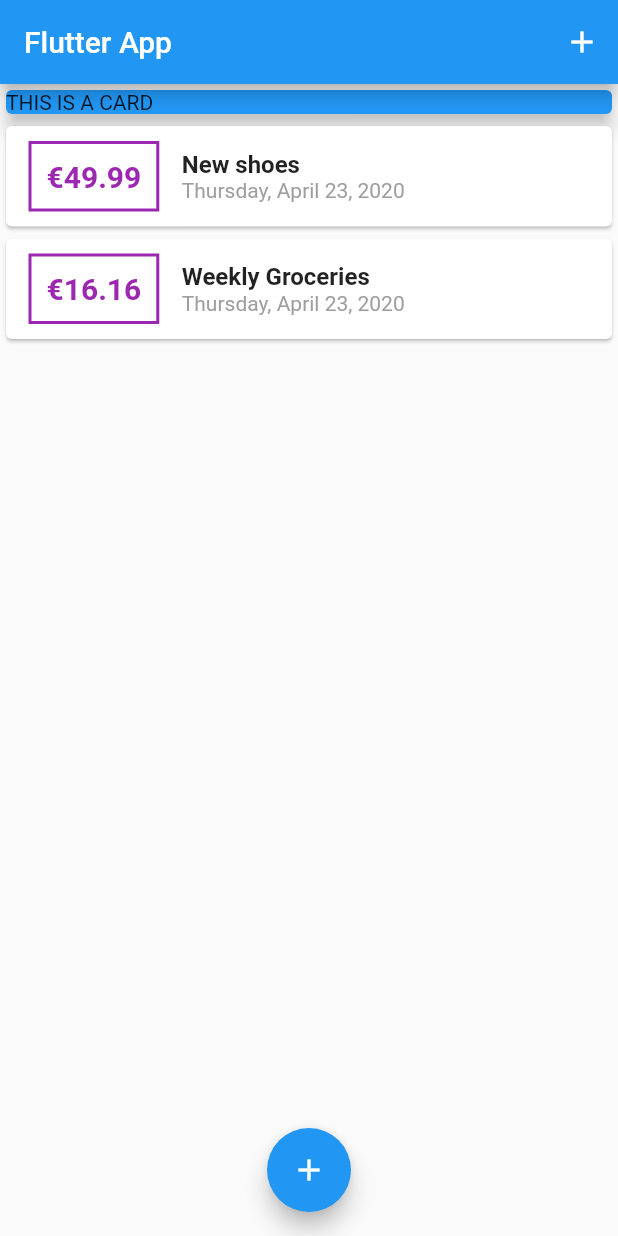
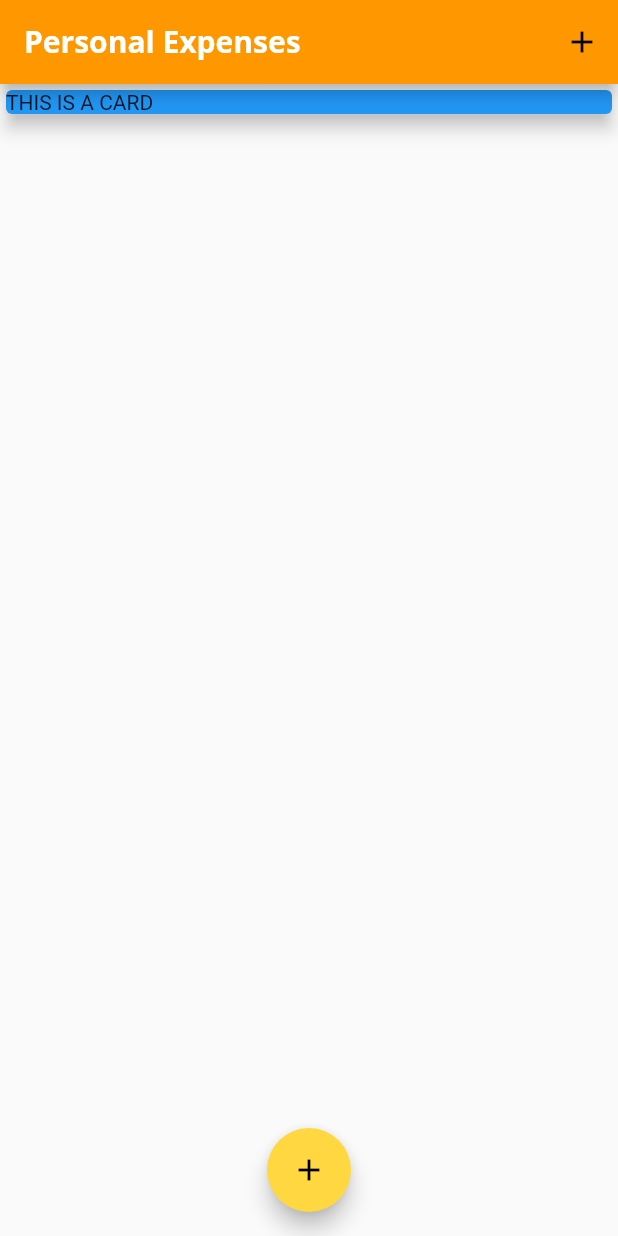
Before and after one commit to FilipePaiz/NoMoreWaste, a Flutter app: the screen it shows after launch, on a phone screen of 412 x 824 dp. Run offline on Flutter 3.47's test engine with Material 2 defaults, Android fonts, the phone set to English and light mode, and no system bars.

Commit message:
Added styles and themes

```diff
--- a/lib/main.dart
+++ b/lib/main.dart
@@ -11,7 +11,28 @@ class MyApp extends StatelessWidget {
   @override
   Widget build(BuildContext context) {
     return MaterialApp(
-      title: 'Flutter App',
+      title: 'Personal Expenses',
+      theme: ThemeData(
+        primarySwatch: Colors.orange,
+        accentColor: Colors.amberAccent,
+        fontFamily: 'QuickSand',
+        textTheme: ThemeData.light().textTheme.copyWith(
+              title: TextStyle(
+                fontFamily: 'OpenSans',
+                fontWeight: FontWeight.bold,
+                fontSize: 18,
+              ),
+            ),
+        appBarTheme: AppBarTheme(
+          textTheme: ThemeData.light().textTheme.copyWith(
+                title: TextStyle(
+                  fontFamily: 'OpenSans',
+                  fontSize: 20,
+                  fontWeight: FontWeight.bold,
+                ),
+              ),
+        ),
+      ),
       home: MyHomePage(),
     );
   }
@@ -23,20 +44,7 @@ class MyHomePage extends StatefulWidget {
 }
 
 class _MyHomePageState extends State<MyHomePage> {
-  final List<Transaction> _userTransaction = [
-    Transaction(
-      id: 'ID1',
-      title: 'New shoes',
-      amount: 49.99,
-      date: DateTime.now(),
-    ),
-    Transaction(
-      id: 'ID2',
-      title: 'Weekly Groceries',
-      amount: 16.16,
-      date: DateTime.now(),
-    ),
-  ];
+  final List<Transaction> _userTransaction = [];
 
   void _addNewTransaction(String title, double amount) {
     final newTransaction = Transaction(
@@ -68,7 +76,7 @@ class _MyHomePageState extends State<MyHomePage> {
   Widget build(BuildContext context) {
     return Scaffold(
       appBar: AppBar(
-        title: Text('Flutter App'),
+        title: Text('Personal Expenses'),
         actions: <Widget>[
           IconButton(
             icon: Icon(Icons.add),
--- a/lib/widgets/transaction_list.dart
+++ b/lib/widgets/transaction_list.dart
@@ -24,7 +24,7 @@ class TransactionList extends StatelessWidget {
                     ),
                     decoration: BoxDecoration(
                       border: Border.all(
-                        color: Colors.purple,
+                        color: Theme.of(context).primaryColor,
                         width: 2,
                       ),
                     ),
@@ -34,7 +34,7 @@ class TransactionList extends StatelessWidget {
                       style: TextStyle(
                         fontWeight: FontWeight.bold,
                         fontSize: 20,
-                        color: Colors.purple,
+                        color: Theme.of(context).primaryColor,
                       ),
                     ),
                   ),
@@ -43,11 +43,8 @@ class TransactionList extends StatelessWidget {
                     children: <Widget>[
                       Text(
                         transactions[index].title,
-                        style: TextStyle(
-                          fontSize: 16,
-                          fontWeight: FontWeight.bold,
+                        style: Theme.of(context).textTheme.title,
                         ),
-                      ),
                       Text(
                         DateFormat.yMMMMEEEEd().format(transactions[index].date),
                         style: TextStyle(color: Colors.grey),
```
Also changed, not shown: pubspec.yaml (+11 -6 lines), assets/fonts/OpenSans-Bold.ttf (added), assets/fonts/OpenSans-Regular.ttf (added), assets/fonts/Quicksand-Bold.ttf (added), assets/fonts/Quicksand-Light.ttf (added), assets/fonts/Quicksand-Medium.ttf (added), assets/fonts/Quicksand-Regular.ttf (added), assets/images/waiting.png (added).
